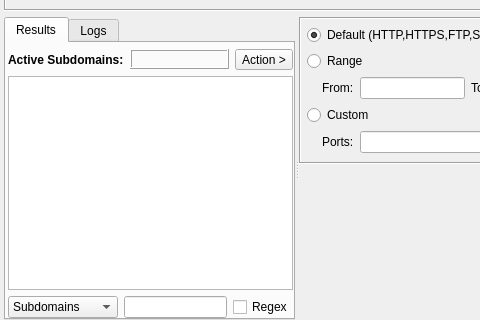
This is sub3suite/src/engines/active/Active.ui in 3nock/OTE as Qt 5 draws it before an edit; both pictures show x 0 to 480 and y 102 to 422 of the 610 by 422 pixel window. The edited form follows.
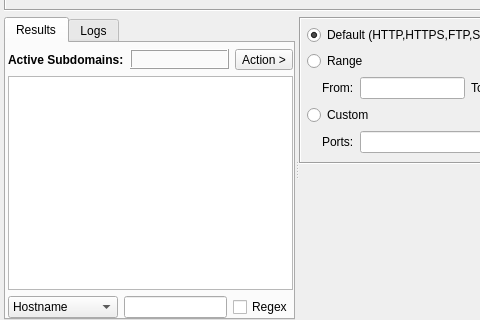
This is the edited form. Custom widgets are drawn as their Qt base class.

Diff of the .ui file:
```diff
--- a/sub3suite/src/engines/active/Active.ui
+++ b/sub3suite/src/engines/active/Active.ui
@@ -421,7 +421,7 @@
             </property>
             <item>
              <property name="text">
-              <string>Subdomains</string>
+              <string>Hostname</string>
              </property>
             </item>
             <item>
```
Left out of the diff: 12 changed lines with no effect on the pictures.
